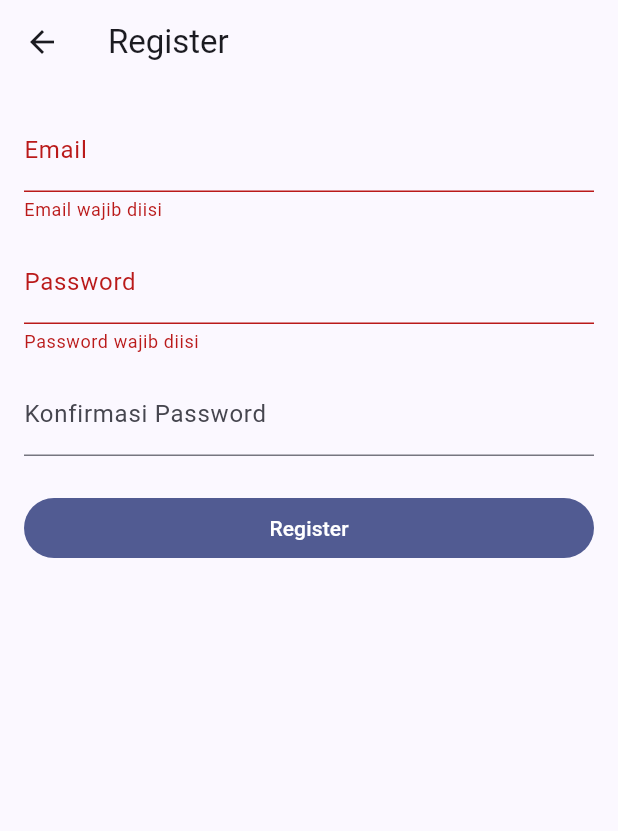
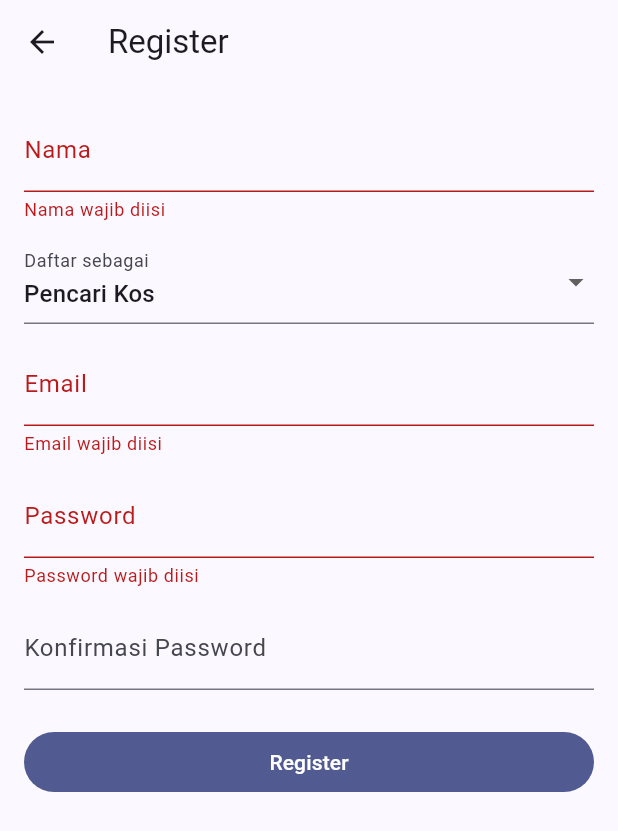
Before and after one commit to mekapurwani/KosFinder_9, a Flutter app: the RegisterPage screen opened directly, after a tap on "Register", on a phone screen of 412 x 824 dp. Shown: the top 831 px of the screen. Run offline on Flutter 3.47's test engine with Material 3 defaults, Android fonts, the phone set to English and light mode, and no system bars; our stand-ins replace supabase_flutter; accounts and stored records are empty.

```diff
--- a/lib/pages/register_page.dart
+++ b/lib/pages/register_page.dart
@@ -11,13 +11,16 @@ class RegisterPage extends StatefulWidget {
 
 class _RegisterPageState extends State<RegisterPage> {
   final _formKey = GlobalKey<FormState>();
+  final _nameC = TextEditingController();
   final _emailC = TextEditingController();
   final _passC = TextEditingController();
   final _confirmC = TextEditingController();
+  String _role = 'seeker';
   bool _loading = false;
 
   @override
   void dispose() {
+    _nameC.dispose();
     _emailC.dispose();
     _passC.dispose();
     _confirmC.dispose();
@@ -36,6 +39,8 @@ class _RegisterPageState extends State<RegisterPage> {
       final res = await AuthService.instance.register(
         email: _emailC.text.trim(),
         password: _passC.text,
+        name: _nameC.text.trim(),
+        role: _role,
       );
       if (!mounted) return;
 
@@ -66,6 +71,23 @@ class _RegisterPageState extends State<RegisterPage> {
           key: _formKey,
           child: ListView(
             children: [
+              TextFormField(
+                controller: _nameC,
+                decoration: const InputDecoration(labelText: 'Nama'),
+                validator: (v) =>
+                    (v == null || v.trim().isEmpty) ? 'Nama wajib diisi' : null,
+              ),
+              const SizedBox(height: 12),
+              DropdownButtonFormField<String>(
+                 initialValue: _role,
+                decoration: const InputDecoration(labelText: 'Daftar sebagai'),
+                items: const [
+                  DropdownMenuItem(value: 'seeker', child: Text('Pencari Kos')),
+                  DropdownMenuItem(value: 'owner', child: Text('Pemilik Kos')),
+                ],
+                onChanged: (v) => setState(() => _role = v ?? 'seeker'),
+              ),
+              const SizedBox(height: 12),
               TextFormField(
                 controller: _emailC,
                 keyboardType: TextInputType.emailAddress,
```
Also changed, not shown: lib/services/auth_service.dart (+7 -1 lines), lib/services/profile_service.dart (added, +43 -0 lines).
